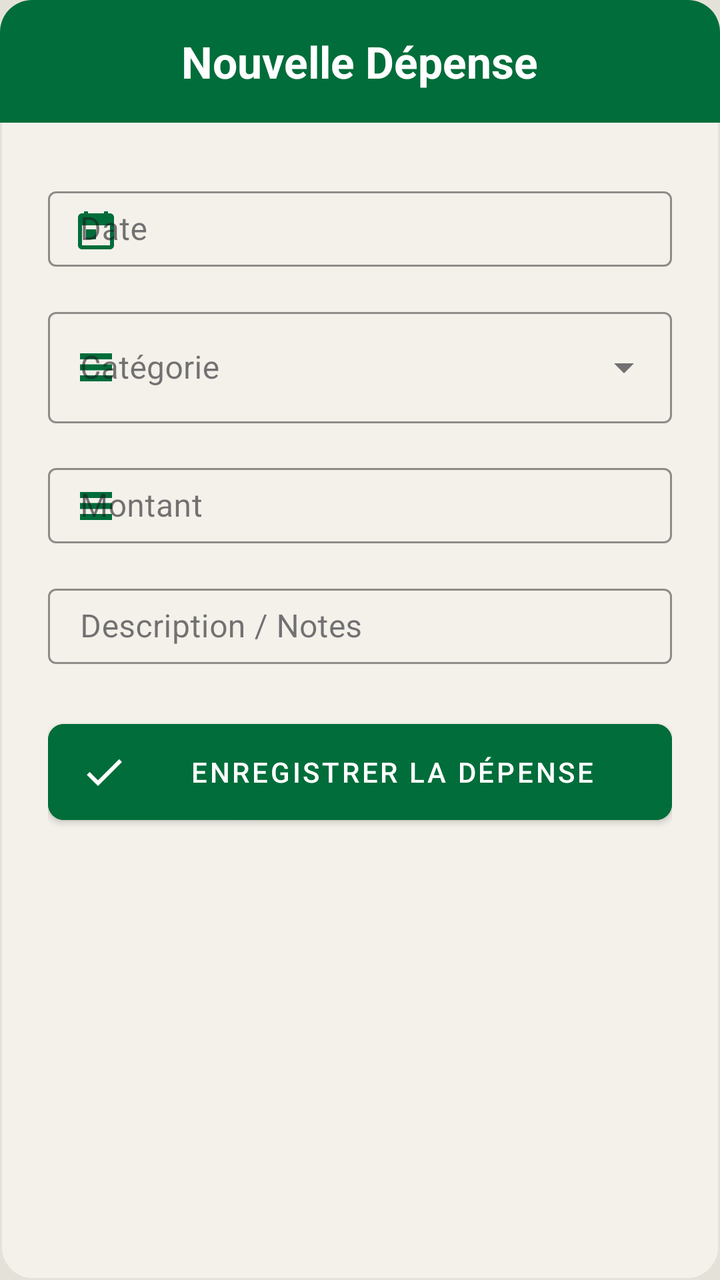
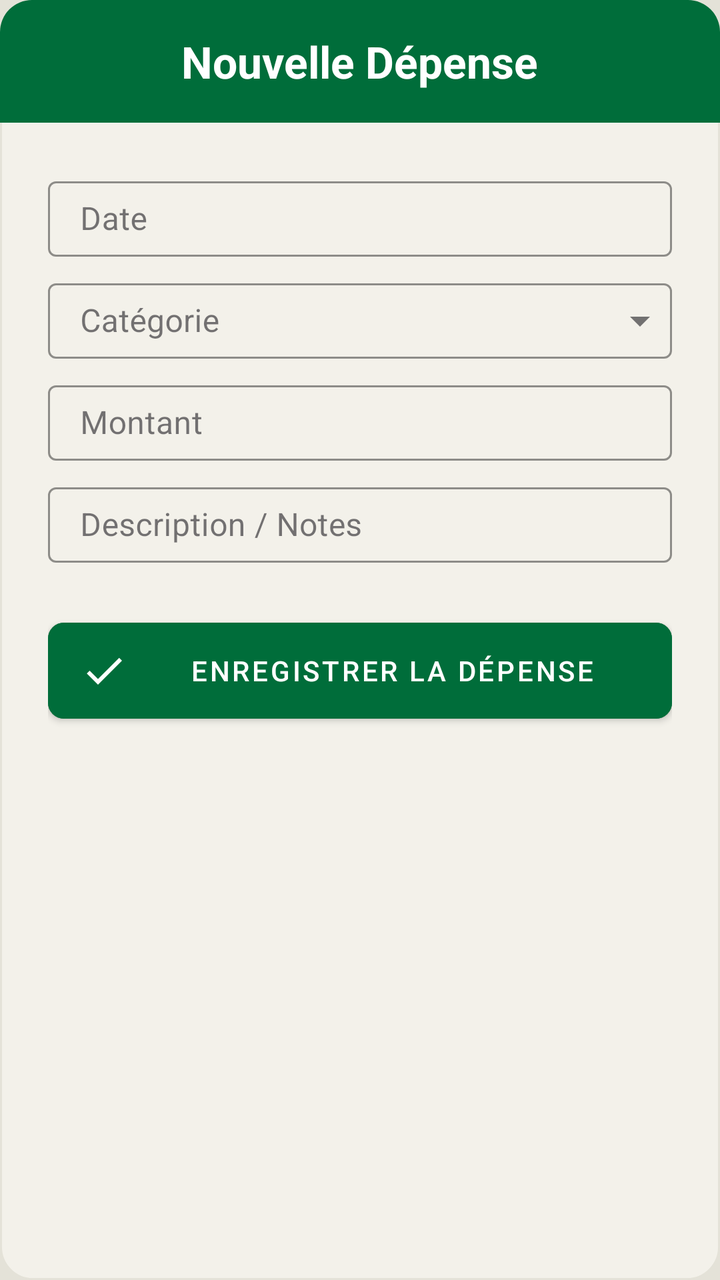

Before-and-after screenshots of an Android layout around one commit, followed by the original layout XML and the change that was made.
<!-- AndroidManifest.xml: application theme Theme.Poulailler_copilot -->
<!-- res/layout/dialog_add_expense.xml -->
<?xml version="1.0" encoding="utf-8"?>
<LinearLayout xmlns:android="http://schemas.android.com/apk/res/android"
    xmlns:app="http://schemas.android.com/apk/res-auto"
    android:layout_width="match_parent"
    android:layout_height="wrap_content"
    android:orientation="vertical"
    android:background="@drawable/bg_dialog_dark">

    <LinearLayout
        android:layout_width="match_parent"
        android:layout_height="wrap_content"
        android:background="@drawable/bg_dialog_header"
        android:padding="16dp"
        android:gravity="center">
        <TextView
            android:layout_width="wrap_content"
            android:layout_height="wrap_content"
            android:text="Nouvelle Dépense"
            android:textColor="@color/white"
            android:textSize="22sp"
            android:textStyle="bold"/>
    </LinearLayout>

    <LinearLayout
        android:layout_width="match_parent"
        android:layout_height="wrap_content"
        android:orientation="vertical"
        android:padding="24dp">

        <com.google.android.material.textfield.TextInputLayout
            android:id="@+id/tilDate"
            android:layout_width="match_parent"
            android:layout_height="wrap_content"
            android:hint="Date"
            style="@style/Widget.MaterialComponents.TextInputLayout.OutlinedBox.Dense"
            android:layout_marginBottom="12dp"
            app:hintTextColor="@color/text_secondary"
            app:boxStrokeColor="@color/primary"
            app:startIconDrawable="@drawable/ic_calendar"
            app:startIconTint="@color/primary">
            <com.google.android.material.textfield.TextInputEditText
        style="@style/Widget.App.TextInputEditText"
                android:id="@+id/etExpenseDate"
                android:layout_width="match_parent"
                android:layout_height="wrap_content"
                android:focusable="false"
                android:clickable="true"
                android:textColor="@color/text_primary" />
        </com.google.android.material.textfield.TextInputLayout>

        <com.google.android.material.textfield.TextInputLayout
            android:layout_width="match_parent"
            android:layout_height="wrap_content"
            android:hint="Catégorie"
            style="@style/Widget.MaterialComponents.TextInputLayout.OutlinedBox.ExposedDropdownMenu"
            android:layout_marginBottom="12dp"
            app:hintTextColor="@color/text_secondary"
            app:boxStrokeColor="@color/primary"
            app:startIconDrawable="@drawable/ic_batches"
            app:startIconTint="@color/primary">
            <AutoCompleteTextView
                android:id="@+id/autoCompleteCategory"
                android:layout_width="match_parent"
                android:layout_height="wrap_content"
                android:inputType="none"
                android:textColor="@color/text_primary" />
        </com.google.android.material.textfield.TextInputLayout>

        <com.google.android.material.textfield.TextInputLayout
            android:id="@+id/tilSubCategory"
            android:layout_width="match_parent"
            android:layout_height="wrap_content"
            android:hint="Sous-catégorie"
            style="@style/Widget.MaterialComponents.TextInputLayout.OutlinedBox.ExposedDropdownMenu"
            android:layout_marginBottom="12dp"
            android:visibility="gone"
            app:hintTextColor="@color/text_secondary"
            app:boxStrokeColor="@color/primary"
            app:startIconDrawable="@drawable/ic_batches"
            app:startIconTint="@color/primary">
            <AutoCompleteTextView
                android:id="@+id/autoCompleteSubCategory"
                android:layout_width="match_parent"
                android:layout_height="wrap_content"
                android:inputType="none"
                android:textColor="@color/text_primary" />
        </com.google.android.material.textfield.TextInputLayout>

        <com.google.android.material.textfield.TextInputLayout
            android:id="@+id/tilQuantityKg"
            android:layout_width="match_parent"
            android:layout_height="wrap_content"
            android:hint="Quantité (kg)"
            style="@style/Widget.MaterialComponents.TextInputLayout.OutlinedBox.Dense"
            android:layout_marginBottom="12dp"
            android:visibility="gone"
            app:hintTextColor="@color/text_secondary"
            app:boxStrokeColor="@color/primary">
            <com.google.android.material.textfield.TextInputEditText
        style="@style/Widget.App.TextInputEditText"
                android:id="@+id/etQuantityKg"
                android:layout_width="match_parent"
                android:layout_height="wrap_content"
                android:inputType="numberDecimal"
                android:textColor="@color/text_primary" />
        </com.google.android.material.textfield.TextInputLayout>

        <com.google.android.material.textfield.TextInputLayout
            android:id="@+id/tilAmount"
            android:layout_width="match_parent"
            android:layout_height="wrap_content"
            android:hint="Montant"
            style="@style/Widget.MaterialComponents.TextInputLayout.OutlinedBox.Dense"
            android:layout_marginBottom="12dp"
            app:hintTextColor="@color/text_secondary"
            app:boxStrokeColor="@color/primary"
            app:startIconDrawable="@drawable/ic_batches"
            app:startIconTint="@color/primary">
            <com.google.android.material.textfield.TextInputEditText
        style="@style/Widget.App.TextInputEditText"
                android:id="@+id/etAmount"
                android:layout_width="match_parent"
                android:layout_height="wrap_content"
                android:inputType="numberDecimal"
                android:textColor="@color/text_primary" />
        </com.google.android.material.textfield.TextInputLayout>

        <com.google.android.material.textfield.TextInputLayout
            android:layout_width="match_parent"
            android:layout_height="wrap_content"
            android:hint="Description / Notes"
            style="@style/Widget.MaterialComponents.TextInputLayout.OutlinedBox.Dense"
            android:layout_marginBottom="24dp"
            app:hintTextColor="@color/text_secondary"
            app:boxStrokeColor="@color/primary">
            <com.google.android.material.textfield.TextInputEditText
        style="@style/Widget.App.TextInputEditText"
                android:id="@+id/etDescription"
                android:layout_width="match_parent"
                android:layout_height="wrap_content"
                android:inputType="textLongMessage"
                android:textColor="@color/text_primary" />
        </com.google.android.material.textfield.TextInputLayout>

        <com.google.android.material.button.MaterialButton
            android:id="@+id/btnSaveExpense"
            android:layout_width="match_parent"
            android:layout_height="60dp"
            android:text="ENREGISTRER LA DÉPENSE"
            android:backgroundTint="@color/primary"
            android:textColor="@color/white"
            app:cornerRadius="8dp"
            app:icon="@drawable/ic_check"
            app:iconTint="@color/white" />
    </LinearLayout>
</LinearLayout>
<!-- resources referenced by this layout -->
<resources>
  <color name="primary">#006D3A</color>
  <color name="text_primary">#1C1B1F</color>
  <color name="text_secondary">#49454F</color>
  <color name="white">#FFFFFFFF</color>
  <!-- drawable bg_dialog_dark (drawable) -->
  <?xml version="1.0" encoding="utf-8"?>
  <shape xmlns:android="http://schemas.android.com/apk/res/android">
      <solid android:color="@color/surface" />
      <stroke
          android:width="1dp"
          android:color="@color/off_white" />
      <corners android:radius="16dp" />
  </shape>
  <!-- drawable bg_dialog_header (drawable) -->
  <?xml version="1.0" encoding="utf-8"?>
  <shape xmlns:android="http://schemas.android.com/apk/res/android">
      <solid android:color="@color/primary" />
      <corners
          android:topLeftRadius="16dp"
          android:topRightRadius="16dp" />
  </shape>
  <!-- drawable ic_batches (drawable) -->
  <vector xmlns:android="http://schemas.android.com/apk/res/android"
      android:width="24dp"
      android:height="24dp"
      android:viewportWidth="24"
      android:viewportHeight="24">
      <path
          android:fillColor="#000000"
          android:pathData="M4,5h16v3H4z M4,10.5h16v3H4z M4,16h16v3H4z"/>
  </vector>
  <!-- drawable ic_calendar (drawable) -->
  <vector xmlns:android="http://schemas.android.com/apk/res/android"
      android:width="24dp"
      android:height="24dp"
      android:viewportWidth="24"
      android:viewportHeight="24">
      <path
          android:fillColor="#000000"
          android:pathData="M19,4h-1V3h-2v1H8V3H6v1H5C3.89,4 3.01,4.9 3.01,6L3,20c0,1.1 0.89,2 2,2h14c1.1,0 2,-0.9 2,-2V6C21,4.9 20.1,4 19,4z M19,20H5V10h14V20z M7,12h5v5H7z"/>
  </vector>
  <!-- drawable ic_check (drawable) -->
  <vector xmlns:android="http://schemas.android.com/apk/res/android"
      android:width="24dp"
      android:height="24dp"
      android:viewportWidth="24"
      android:viewportHeight="24">
      <path
          android:fillColor="#000000"
          android:pathData="M9,16.17L4.83,12l-1.42,1.41L9,19 21,7l-1.41,-1.41z"/>
  </vector>
  <style name="Widget.App.TextInputEditText" parent="Widget.MaterialComponents.TextInputEditText.OutlinedBox.Dense">
          <item name="android:paddingTop">8dp</item>
          <item name="android:paddingBottom">8dp</item>
          <item name="android:minHeight">0dp</item>
      </style>
  <color name="surface">#F3F1EA</color>
  <color name="off_white">#E4E2D8</color>
  <color name="primary_variant">#004D22</color>
  <color name="secondary">#43A047</color>
  <color name="secondary_variant">#2E7D32</color>
  <color name="background">@color/off_white</color>
  <style name="Widget.App.CardView" parent="Widget.MaterialComponents.CardView">
          <item name="cardElevation">2dp</item>
          <item name="cardCornerRadius">16dp</item>
          <item name="cardBackgroundColor">@color/surface</item>
          <item name="strokeWidth">0dp</item>
      </style>
  <style name="ShapeAppearance.App.LargeComponent" parent="ShapeAppearance.MaterialComponents.LargeComponent">
          <item name="cornerFamily">rounded</item>
          <item name="cornerSize">16dp</item>
      </style>
  <style name="Widget.App.TextInputLayout" parent="Widget.MaterialComponents.TextInputLayout.OutlinedBox.Dense" />
  <style name="ThemeOverlay.App.MaterialAlertDialog" parent="ThemeOverlay.MaterialComponents.MaterialAlertDialog">
          <item name="colorSurface">@color/surface</item>
          <item name="colorOnSurface">@color/text_primary</item>
          <item name="android:textColorPrimary">@color/text_primary</item>
      </style>
  <!-- unchanged entries left out for length: 1 -->
</resources>

<!-- the commit's change to res/layout/dialog_add_expense.xml (unified diff, before → after) -->
@@ -33,11 +33,9 @@
             android:layout_height="wrap_content"
             android:hint="Date"
             style="@style/Widget.MaterialComponents.TextInputLayout.OutlinedBox.Dense"
-            android:layout_marginBottom="12dp"
-            app:hintTextColor="@color/text_secondary"
-            app:boxStrokeColor="@color/primary"
-            app:startIconDrawable="@drawable/ic_calendar"
-            app:startIconTint="@color/primary">
+            android:layout_marginBottom="8dp"
+            app:hintTextColor="@color/text_secondary"
+            app:boxStrokeColor="@color/primary">
             <com.google.android.material.textfield.TextInputEditText
         style="@style/Widget.App.TextInputEditText"
                 android:id="@+id/etExpenseDate"
@@ -52,16 +50,18 @@
             android:layout_width="match_parent"
             android:layout_height="wrap_content"
             android:hint="Catégorie"
-            style="@style/Widget.MaterialComponents.TextInputLayout.OutlinedBox.ExposedDropdownMenu"
-            android:layout_marginBottom="12dp"
-            app:hintTextColor="@color/text_secondary"
-            app:boxStrokeColor="@color/primary"
-            app:startIconDrawable="@drawable/ic_batches"
-            app:startIconTint="@color/primary">
+            style="@style/Widget.MaterialComponents.TextInputLayout.OutlinedBox.Dense.ExposedDropdownMenu"
+            app:endIconMinSize="32dp"
+            android:layout_marginBottom="8dp"
+            app:hintTextColor="@color/text_secondary"
+            app:boxStrokeColor="@color/primary">
             <AutoCompleteTextView
                 android:id="@+id/autoCompleteCategory"
                 android:layout_width="match_parent"
                 android:layout_height="wrap_content"
+                android:minHeight="0dp"
+                android:paddingTop="8dp"
+                android:paddingBottom="8dp"
                 android:inputType="none"
                 android:textColor="@color/text_primary" />
         </com.google.android.material.textfield.TextInputLayout>
@@ -71,17 +71,19 @@
             android:layout_width="match_parent"
             android:layout_height="wrap_content"
             android:hint="Sous-catégorie"
-            style="@style/Widget.MaterialComponents.TextInputLayout.OutlinedBox.ExposedDropdownMenu"
-            android:layout_marginBottom="12dp"
-            android:visibility="gone"
-            app:hintTextColor="@color/text_secondary"
-            app:boxStrokeColor="@color/primary"
-            app:startIconDrawable="@drawable/ic_batches"
-            app:startIconTint="@color/primary">
+            style="@style/Widget.MaterialComponents.TextInputLayout.OutlinedBox.Dense.ExposedDropdownMenu"
+            app:endIconMinSize="32dp"
+            android:layout_marginBottom="8dp"
+            android:visibility="gone"
+            app:hintTextColor="@color/text_secondary"
+            app:boxStrokeColor="@color/primary">
             <AutoCompleteTextView
                 android:id="@+id/autoCompleteSubCategory"
                 android:layout_width="match_parent"
                 android:layout_height="wrap_content"
+                android:minHeight="0dp"
+                android:paddingTop="8dp"
+                android:paddingBottom="8dp"
                 android:inputType="none"
                 android:textColor="@color/text_primary" />
         </com.google.android.material.textfield.TextInputLayout>
@@ -92,7 +94,7 @@
             android:layout_height="wrap_content"
             android:hint="Quantité (kg)"
             style="@style/Widget.MaterialComponents.TextInputLayout.OutlinedBox.Dense"
-            android:layout_marginBottom="12dp"
+            android:layout_marginBottom="8dp"
             android:visibility="gone"
             app:hintTextColor="@color/text_secondary"
             app:boxStrokeColor="@color/primary">
@@ -111,11 +113,9 @@
             android:layout_height="wrap_content"
             android:hint="Montant"
             style="@style/Widget.MaterialComponents.TextInputLayout.OutlinedBox.Dense"
-            android:layout_marginBottom="12dp"
-            app:hintTextColor="@color/text_secondary"
-            app:boxStrokeColor="@color/primary"
-            app:startIconDrawable="@drawable/ic_batches"
-            app:startIconTint="@color/primary">
+            android:layout_marginBottom="8dp"
+            app:hintTextColor="@color/text_secondary"
+            app:boxStrokeColor="@color/primary">
             <com.google.android.material.textfield.TextInputEditText
         style="@style/Widget.App.TextInputEditText"
                 android:id="@+id/etAmount"
@@ -126,7 +126,53 @@
         </com.google.android.material.textfield.TextInputLayout>
 
         <com.google.android.material.textfield.TextInputLayout
-            android:layout_width="match_parent"
+            android:id="@+id/tilProductName"
+            android:layout_width="match_parent"
+            android:layout_height="wrap_content"
+            android:hint="Nom du médicament"
+            style="@style/Widget.MaterialComponents.TextInputLayout.OutlinedBox.Dense"
+            android:layout_marginBottom="8dp"
+            android:visibility="gone"
+            app:hintTextColor="@color/text_secondary"
+            app:boxStrokeColor="@color/primary">
+            <com.google.android.material.textfield.MaterialAutoCompleteTextView
+                style="@style/Widget.MaterialComponents.AutoCompleteTextView.OutlinedBox.Dense"
+                android:id="@+id/etProductName"
+                android:layout_width="match_parent"
+                android:layout_height="wrap_content"
+                android:completionThreshold="1"
+                android:inputType="textCapSentences"
+                android:minHeight="0dp"
+                android:paddingTop="8dp"
+                android:paddingBottom="8dp"
+                android:textColor="@color/text_primary" />
+        </com.google.android.material.textfield.TextInputLayout>
+
+        <com.google.android.material.textfield.TextInputLayout
+            android:id="@+id/tilMedicationType"
+            style="@style/Widget.MaterialComponents.TextInputLayout.OutlinedBox.Dense.ExposedDropdownMenu"
+            app:endIconMinSize="32dp"
+            android:layout_width="match_parent"
+            android:layout_height="wrap_content"
+            android:hint="Type de médicament (optionnel)"
+            android:layout_marginBottom="8dp"
+            android:visibility="gone"
+            app:hintTextColor="@color/text_secondary"
+            app:boxStrokeColor="@color/primary">
+            <AutoCompleteTextView
+                android:id="@+id/autoCompleteMedicationType"
+                android:layout_width="match_parent"
+                android:layout_height="wrap_content"
+                android:minHeight="0dp"
+                android:paddingTop="8dp"
+                android:paddingBottom="8dp"
+                android:inputType="none"
+                android:textColor="@color/text_primary" />
+        </com.google.android.material.textfield.TextInputLayout>
+
+        <com.google.android.material.textfield.TextInputLayout
+            android:layout_width="match_parent"
+            android:id="@+id/tilDescription"
             android:layout_height="wrap_content"
             android:hint="Description / Notes"
             style="@style/Widget.MaterialComponents.TextInputLayout.OutlinedBox.Dense"
<!-- resource entries referenced after the edit -->
@@ -21,26 +21,6 @@
           android:topLeftRadius="16dp"
           android:topRightRadius="16dp" />
   </shape>
-  <!-- drawable ic_batches (drawable) -->
-  <vector xmlns:android="http://schemas.android.com/apk/res/android"
-      android:width="24dp"
-      android:height="24dp"
-      android:viewportWidth="24"
-      android:viewportHeight="24">
-      <path
-          android:fillColor="#000000"
-          android:pathData="M4,5h16v3H4z M4,10.5h16v3H4z M4,16h16v3H4z"/>
-  </vector>
-  <!-- drawable ic_calendar (drawable) -->
-  <vector xmlns:android="http://schemas.android.com/apk/res/android"
-      android:width="24dp"
-      android:height="24dp"
-      android:viewportWidth="24"
-      android:viewportHeight="24">
-      <path
-          android:fillColor="#000000"
-          android:pathData="M19,4h-1V3h-2v1H8V3H6v1H5C3.89,4 3.01,4.9 3.01,6L3,20c0,1.1 0.89,2 2,2h14c1.1,0 2,-0.9 2,-2V6C21,4.9 20.1,4 19,4z M19,20H5V10h14V20z M7,12h5v5H7z"/>
-  </vector>
   <!-- drawable ic_check (drawable) -->
   <vector xmlns:android="http://schemas.android.com/apk/res/android"
       android:width="24dp"
